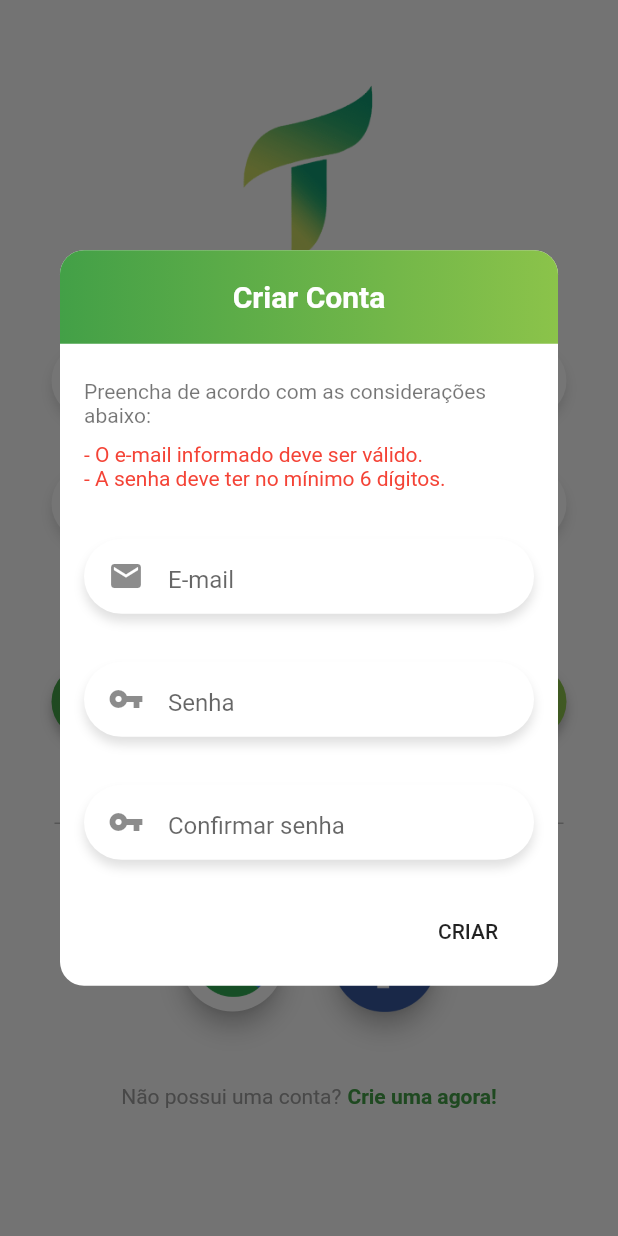
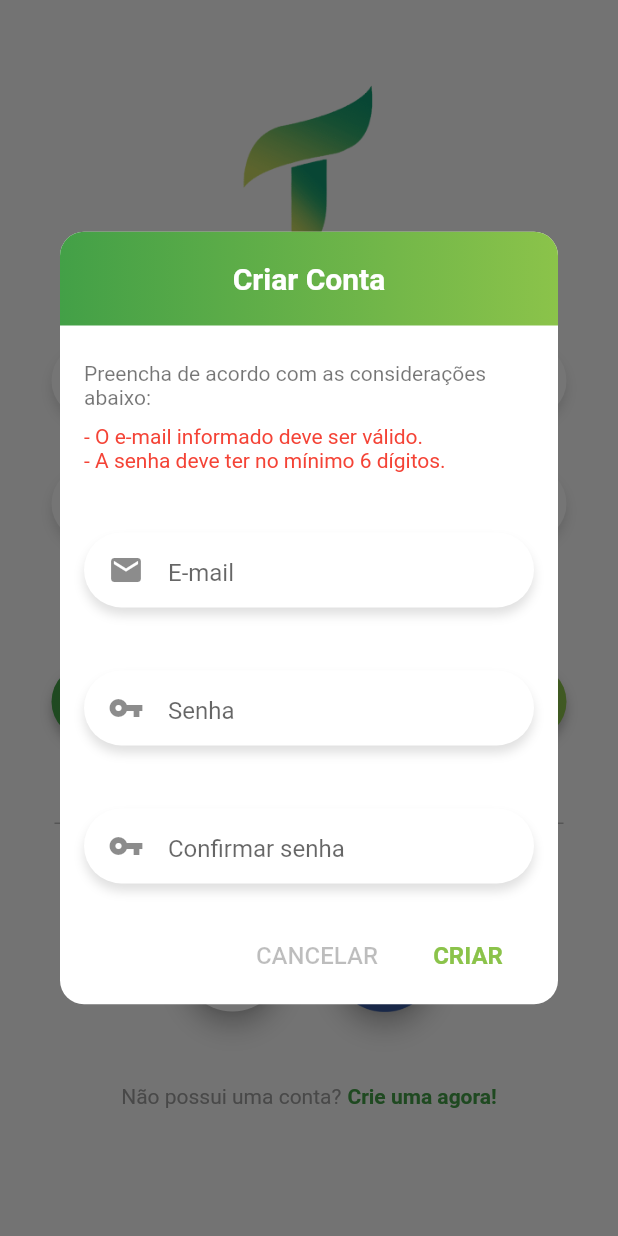
Before and after one commit to jjonasramos/Trading, a Flutter app: the screen it shows after launch, after a tap on "Não possui uma conta?", on a phone screen of 412 x 824 dp. Run offline on Flutter 3.47's test engine with Material 2 defaults, Android fonts, the phone set to English and light mode, and no system bars.

Commit message:
Finalizei o layout do Criar Conta

```diff
--- a/lib/custom_widgets/Dialogs.dart
+++ b/lib/custom_widgets/Dialogs.dart
@@ -74,17 +74,18 @@ class CreateAccountDialog extends StatelessWidget {
     final double _height = MediaQuery.of(context).size.height/1.2/11;
     final double _heightButton = 50;
 
-    return SingleChildScrollView(
-      child: Container(
+    return Container(
       padding: EdgeInsets.only(
         //right: 12,
         //left: 12,
-          bottom: 12,
+        //bottom: 12,
       ),
-        child: Center(
+
+      height: MediaQuery.of(context).size.height/1.6,
+
       child: Column(
         //mainAxisSize: MainAxisSize.min,
-            mainAxisAlignment: MainAxisAlignment.center,
+        mainAxisAlignment: MainAxisAlignment.start,
         children: <Widget>[
           Container(
             width: _width,
@@ -121,12 +122,13 @@ class CreateAccountDialog extends StatelessWidget {
               right: 16,
               top: 12,
             ),
+            //color: Colors.grey,
             child: Column(
               children: <Widget>[
                 Container(
                   margin: EdgeInsets.only(
                     top: 12,
-                        bottom: 20
+                    bottom: 20,
                   ),
                   child: Column(
                     crossAxisAlignment: CrossAxisAlignment.start,
@@ -136,7 +138,9 @@ class CreateAccountDialog extends StatelessWidget {
                           color: Colors.black54
                         ),
                       ),
+
                       Padding(padding: EdgeInsets.all(5),),
+
                       Text('- O e-mail informado deve ser válido.',
                         style: TextStyle(
                           color: Colors.red
@@ -160,7 +164,7 @@ class CreateAccountDialog extends StatelessWidget {
                     right: 16,
                     bottom: 4
                   ),
-                      margin: EdgeInsets.only(top: 12),
+                  margin: EdgeInsets.only(top: 20),
                   decoration: BoxDecoration(
                     color: Colors.white,
                     boxShadow: [
@@ -189,7 +193,7 @@ class CreateAccountDialog extends StatelessWidget {
                   height: _heightButton,
                   width: _width,
                   margin: EdgeInsets.only(
-                        top: 32
+                    top: 42
                   ),
                   padding: EdgeInsets.only(
                     top: 4,
@@ -226,7 +230,7 @@ class CreateAccountDialog extends StatelessWidget {
                   height: _heightButton,
                   width: _width,
                   margin: EdgeInsets.only(
-                        top: 32
+                    top: 42
                   ),
                   padding: EdgeInsets.only(
                     top: 4,
@@ -261,14 +265,37 @@ class CreateAccountDialog extends StatelessWidget {
 
                 Padding(padding: EdgeInsets.all(12),),
 
-                    Align(
-                      alignment: Alignment.bottomRight,
-                      child: FlatButton(
+                /* SizedBox(
+                  height: ,
+                ), */
+                Container(
+                  child: Row(
+                    mainAxisAlignment: MainAxisAlignment.end,
+                    children: <Widget>[
+                      FlatButton(
+                        textColor: Colors.black26,
                         onPressed: () {
                           Navigator.of(context).pop(context);
                         },
                         hoverColor: Colors.red,
-                        child: Text('CRIAR'),
+                        child: Text('CANCELAR',
+                          style: TextStyle(
+                            fontSize: 16
+                          ),
+                        ),
+                      ),
+
+                      FlatButton(
+                        textColor: AppColors.green_light,
+                        onPressed: () {
+                          Navigator.of(context).pop(context);
+                        },
+                        hoverColor: Colors.red,
+                        child: Text('CRIAR',
+                          style: TextStyle(
+                            fontWeight: FontWeight.bold,
+                            fontSize: 16
+                          ),
                         ),
                       ),
                     ],
@@ -277,6 +304,7 @@ class CreateAccountDialog extends StatelessWidget {
               ],
             ),
           ),
+        ],
       ),
     );
   }
--- a/lib/login/login.dart
+++ b/lib/login/login.dart
@@ -36,10 +36,20 @@ class _LoginScreenState extends State<LoginScreen> {
     return false;
   }
 
+  void _createAccount() {
+    showDialog(
+      context: context,
+      barrierDismissible: false,
+      builder: (BuildContext context) => CreateAccountDialog(
+        title: 'Teste',
+        description: 'asdSAD',
+      ),
+    );
+  }
+
   @override
   void initState() {
 
-    //SystemChrome.setEnabledSystemUIOverlays([]);
     super.initState();
   }
 
@@ -369,14 +379,4 @@ class _LoginScreenState extends State<LoginScreen> {
       ),
     );
   }
-
-  void _createAccount() {
-    showDialog(
-      context: context,
-      builder: (BuildContext context) => CreateAccountDialog(
-        title: 'Teste',
-        description: 'asdSAD',
-      ),
-    );
-  }
 }
```
Lines whose indentation alone changed are shown as unchanged.
